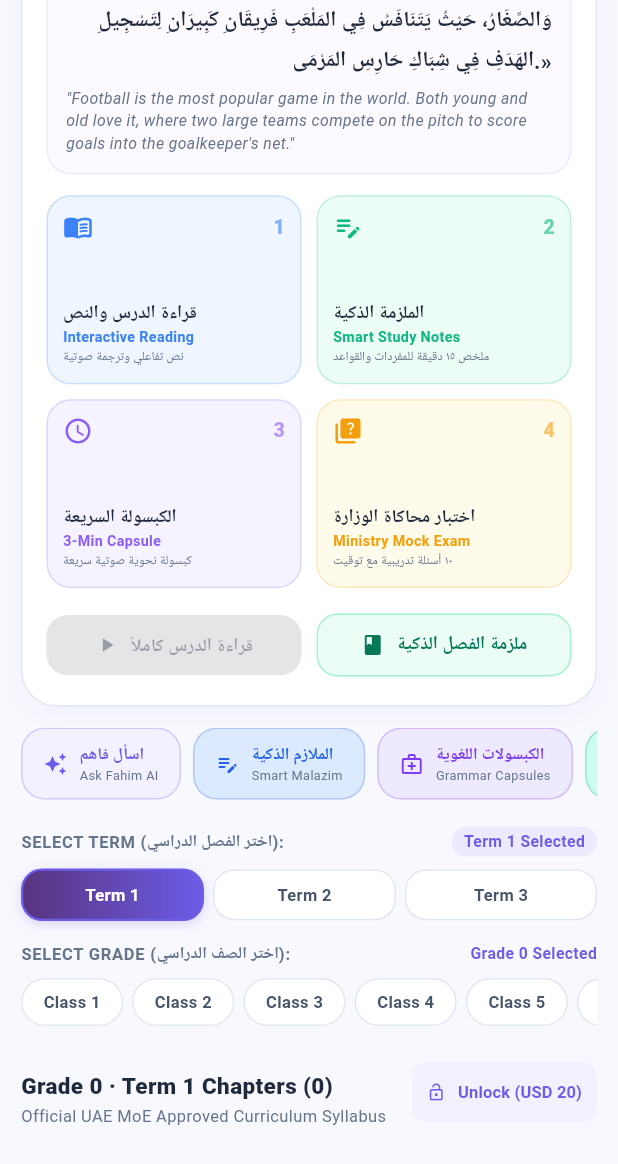
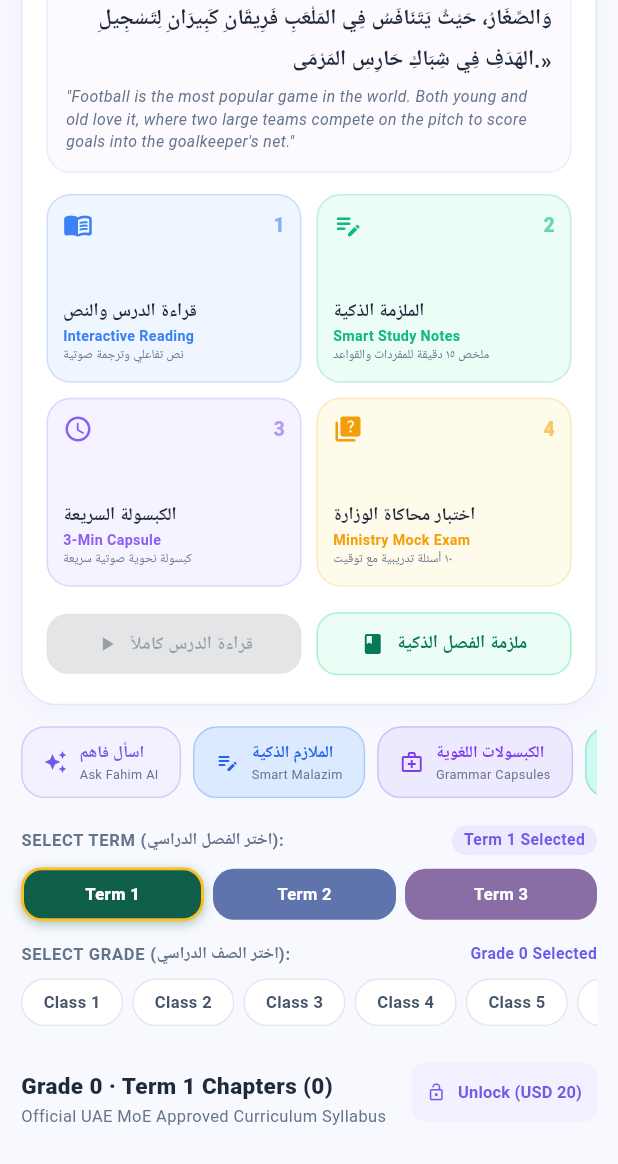
Before and after one commit to ajithalex2004/JISR-ARABIC, a Flutter app: the CatalogueScreen widget shown alone on an empty page, opened directly with empty values, scrolled down 1717 dp, on a phone screen of 412 x 824 dp. Shown: the top 1164 px of the screen. Run offline on Flutter 3.47's test engine with Material 3 defaults, Android fonts, the phone set to English and light mode, and no system bars; our stand-ins replace file_picker, flutter_secure_storage, flutter_tts, image_picker, speech_to_text; accounts and stored records are empty; network calls fail; project files that could hold a hidden picture were left out.

Commit message:
Mobile: give each term button its own dark colour (match web)
Term 1 dark green, Term 2 dark navy, Term 3 brand purple. Selected term
is full colour with an amber outline; the others are faded.

Co-Authored-By: Claude Opus 5.5 <noreply@anthropic.com>
Claude-Session: https://claude.ai/code/session_014TCCtrJKWzAQJvfD1SDpd1

```diff
--- a/mobile/lib/screens/catalogue_screen.dart
+++ b/mobile/lib/screens/catalogue_screen.dart
@@ -690,6 +690,10 @@ class CatalogueScreen extends StatelessWidget {
             final isSel = currentTerm == t;
             final labelAr = t == 1 ? 'الفصل الأول' : (t == 2 ? 'الفصل الثاني' : 'الفصل الثالث');
             final labelEn = 'Term $t';
+            // Distinct dark colour per term (matches the web catalogue tabs).
+            final termColor = t == 1
+                ? const Color(0xFF0F5E4A)
+                : (t == 2 ? const Color(0xFF1E3A8A) : const Color(0xFF58337E));
             return Expanded(
               child: Padding(
                 padding: EdgeInsets.only(right: t < 3 ? 6.0 : 0.0),
@@ -699,19 +703,16 @@ class CatalogueScreen extends StatelessWidget {
                   child: Container(
                     padding: const EdgeInsets.symmetric(vertical: 8),
                     decoration: BoxDecoration(
-                      gradient: isSel
-                          ? const LinearGradient(colors: [Color(0xFF58337E), Color(0xFF6C5CE7)])
-                          : null,
-                      color: isSel ? null : Colors.white,
+                      color: isSel ? termColor : termColor.withValues(alpha: 0.7),
                       borderRadius: BorderRadius.circular(14),
                       border: Border.all(
-                        color: isSel ? const Color(0xFF6C5CE7) : const Color(0xFFE2E8F0),
-                        width: isSel ? 1.5 : 1.0,
+                        color: isSel ? const Color(0xFFFBBF24) : Colors.transparent,
+                        width: isSel ? 2.0 : 1.0,
                       ),
                       boxShadow: isSel
                           ? [
                               BoxShadow(
-                                color: const Color(0xFF6C5CE7).withValues(alpha: 0.25),
+                                color: termColor.withValues(alpha: 0.35),
                                 blurRadius: 6,
                                 offset: const Offset(0, 2),
                               ),
@@ -722,8 +723,8 @@ class CatalogueScreen extends StatelessWidget {
                     child: Text(
                       isArabic ? labelAr : labelEn,
                       style: TextStyle(
-                        color: isSel ? Colors.white : const Color(0xFF475569),
-                        fontWeight: FontWeight.bold,
+                        color: Colors.white,
+                        fontWeight: isSel ? FontWeight.w900 : FontWeight.bold,
                         fontSize: 11,
                       ),
                     ),
```
